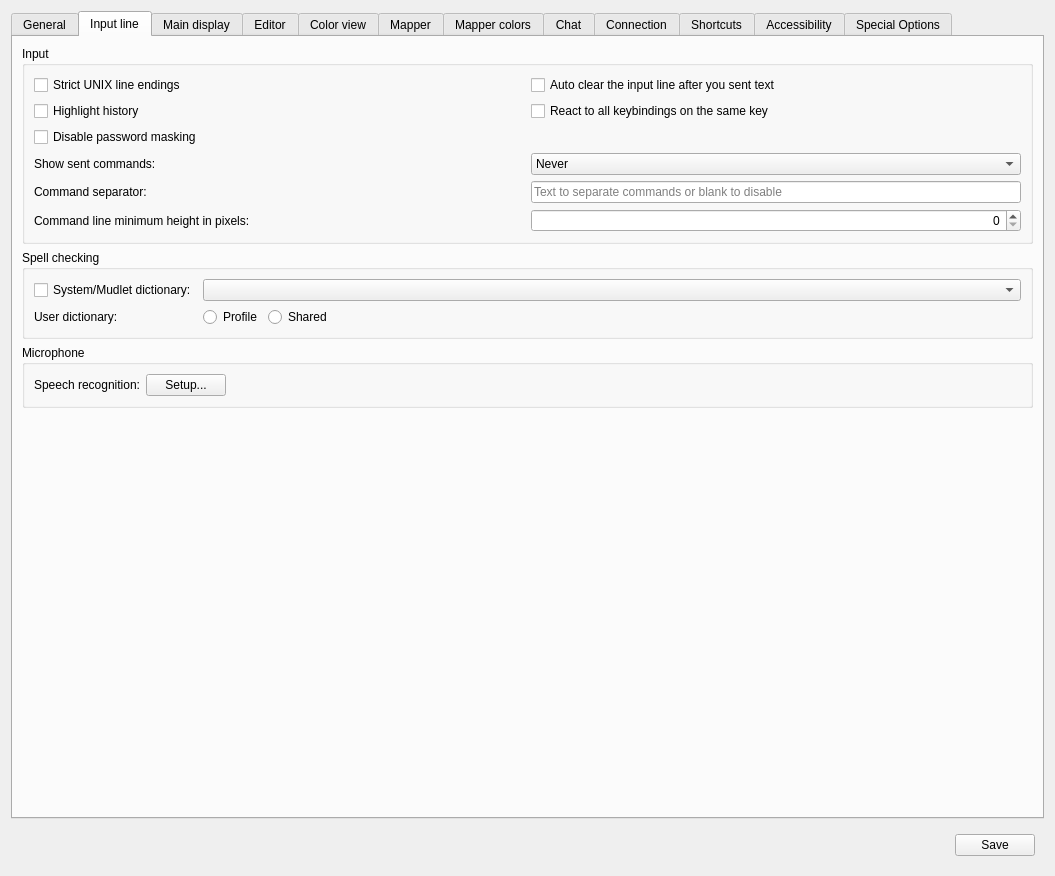
This is src/ui/profile_preferences.ui in Mudlet/Mudlet as Qt 5 draws it before an edit. The edited form follows.
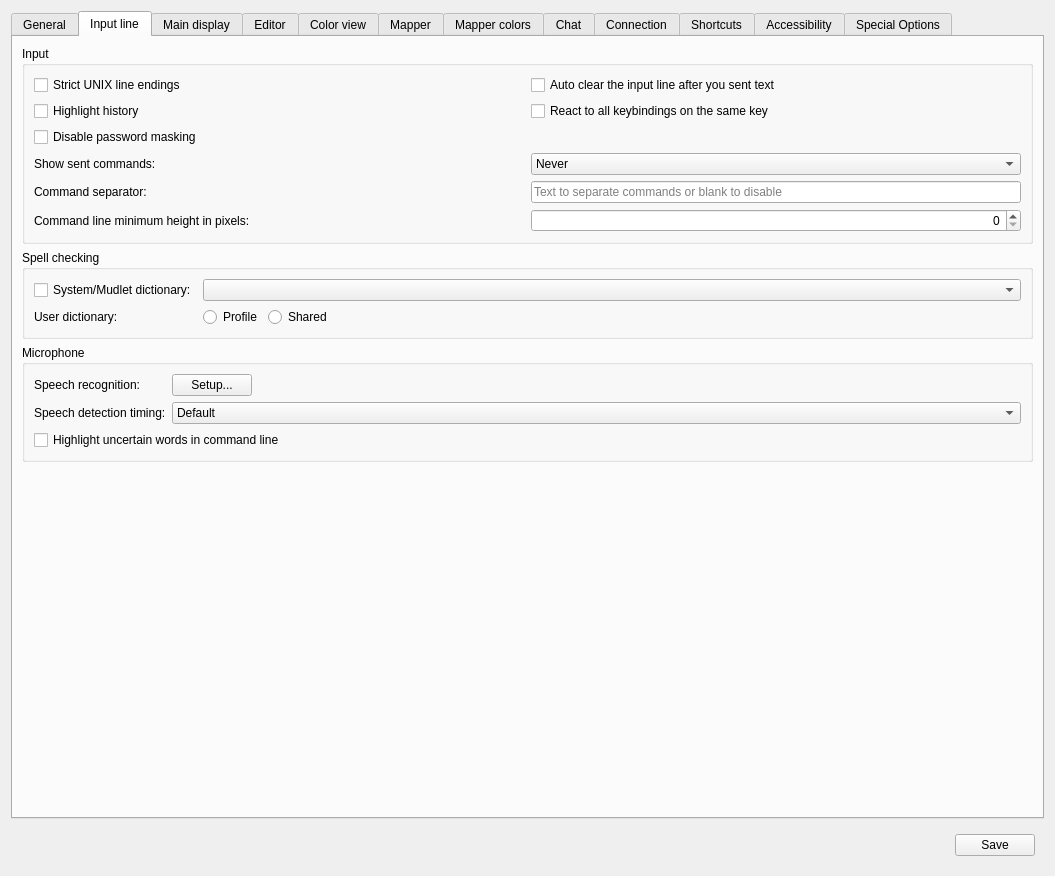
This is the edited form. The open tabs and pages were chosen to show the change. Icons and pictures are not drawn. Custom widgets are drawn as their Qt base class.

Commit message: Add: Speech detection timing and word confidence highlighting

```diff
--- a/src/ui/profile_preferences.ui
+++ b/src/ui/profile_preferences.ui
@@ -760,8 +760,8 @@
          <property name="title">
           <string>Microphone</string>
          </property>
-         <layout class="QHBoxLayout" name="horizontalLayout_groupBox_microphone">
-          <item>
+         <layout class="QGridLayout" name="gridLayout_groupBox_microphone">
+          <item row="0" column="0">
            <widget class="QLabel" name="label_speechRecognitionSetup">
             <property name="text">
              <string>Speech recognition:</string>
@@ -771,7 +771,7 @@
             </property>
            </widget>
           </item>
-          <item>
+          <item row="0" column="1">
            <widget class="QPushButton" name="pushButton_speechRecognitionSetup">
             <property name="toolTip">
              <string>&lt;p&gt;Opens the speech recognition setup wizard to configure or download speech recognition models for voice input.&lt;/p&gt;</string>
@@ -781,7 +781,7 @@
             </property>
            </widget>
           </item>
-          <item>
+          <item row="0" column="2">
            <spacer name="horizontalSpacer_microphone">
             <property name="orientation">
              <enum>Qt::Orientation::Horizontal</enum>
@@ -794,6 +794,65 @@
             </property>
            </spacer>
           </item>
+          <item row="1" column="0">
+           <widget class="QLabel" name="label_speechDetectionTiming">
+            <property name="text">
+             <string>Speech detection timing:</string>
+            </property>
+            <property name="buddy">
+             <cstring>comboBox_speechDetectionTiming</cstring>
+            </property>
+           </widget>
+          </item>
+          <item row="1" column="1" colspan="2">
+           <widget class="QComboBox" name="comboBox_speechDetectionTiming">
+            <property name="sizePolicy">
+             <sizepolicy hsizetype="MinimumExpanding" vsizetype="Fixed">
+              <horstretch>0</horstretch>
+              <verstretch>0</verstretch>
+             </sizepolicy>
+            </property>
+            <property name="toolTip">
+             <string>&lt;p&gt;Controls how quickly speech recognition detects the end of speech:&lt;/p&gt;
+&lt;ul&gt;
+&lt;li&gt;&lt;b&gt;Default&lt;/b&gt;: Balanced timing for most use cases&lt;/li&gt;
+&lt;li&gt;&lt;b&gt;Short&lt;/b&gt;: Faster detection, good for quick commands&lt;/li&gt;
+&lt;li&gt;&lt;b&gt;Long&lt;/b&gt;: Slower detection, better for longer dictation&lt;/li&gt;
+&lt;/ul&gt;</string>
+            </property>
+            <item>
+             <property name="text">
+              <string>Default</string>
+             </property>
+            </item>
+            <item>
+             <property name="text">
+              <string>Short (quick commands)</string>
+             </property>
+            </item>
+            <item>
+             <property name="text">
+              <string>Long (dictation)</string>
+             </property>
+            </item>
+           </widget>
+          </item>
+          <item row="2" column="0" colspan="3">
+           <widget class="QCheckBox" name="checkBox_highlightLowConfidenceWords">
+            <property name="sizePolicy">
+             <sizepolicy hsizetype="MinimumExpanding" vsizetype="Fixed">
+              <horstretch>0</horstretch>
+              <verstretch>0</verstretch>
+             </sizepolicy>
+            </property>
+            <property name="toolTip">
+             <string>&lt;p&gt;When enabled, words that the speech recognizer is uncertain about will be shown in a different color in the command line, allowing you to easily identify and correct potential errors.&lt;/p&gt;</string>
+            </property>
+            <property name="text">
+             <string>Highlight uncertain words in command line</string>
+            </property>
+           </widget>
+          </item>
          </layout>
         </widget>
        </item>
```
Left out of the diff: 2 changed lines with no effect on the pictures. The commit also changes 8 other files.
